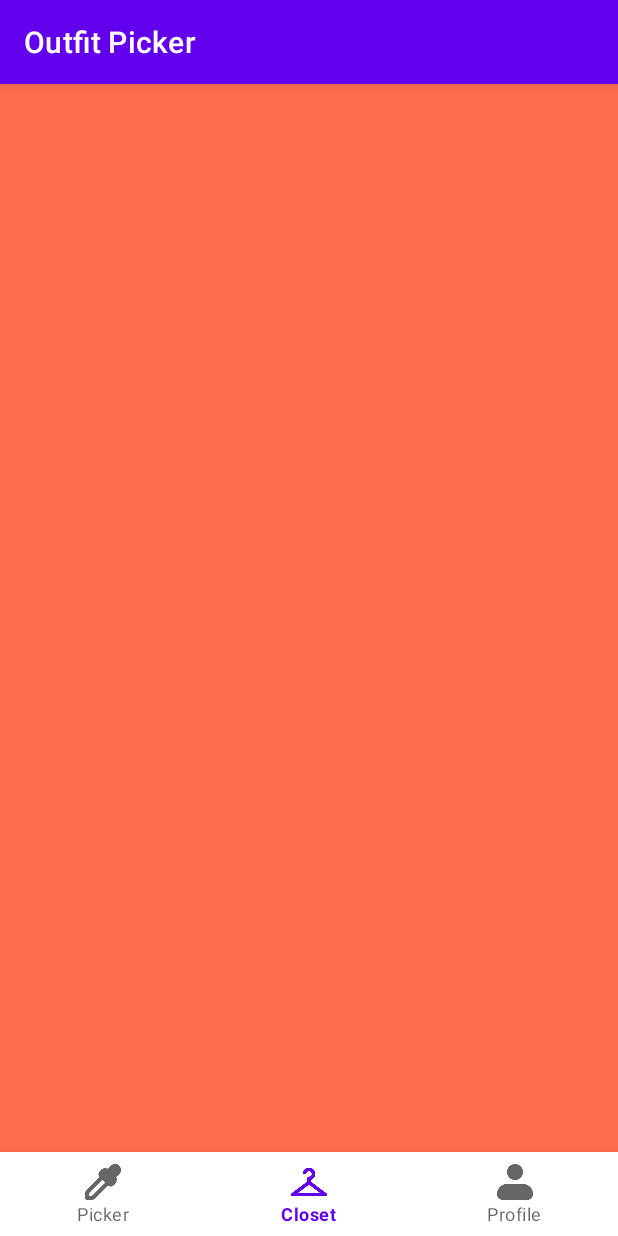
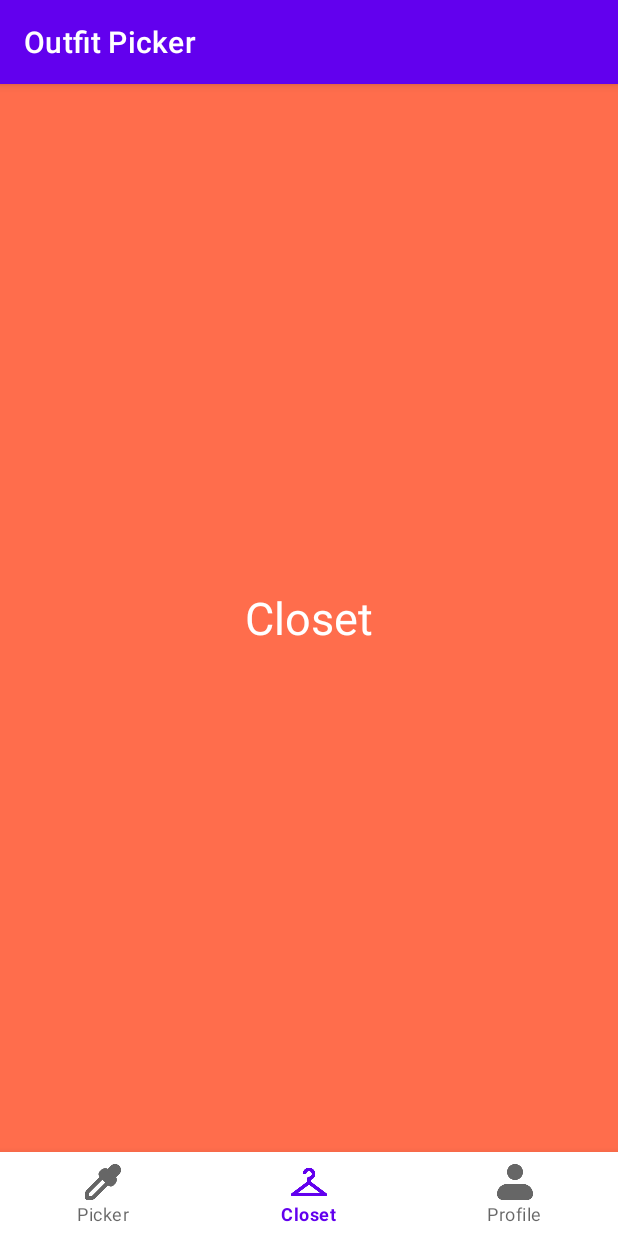
Before and after one commit to bropeter8/OutfitPicker, an Android app: the screen it shows after launch (MainActivity), item 2 of the bottom bar chosen, on a phone screen of 412 x 824 dp. Run offline under Robolectric (Android 15) with nearby library versions, the light colour scheme and no system bars.

Commit message:
initial commit

```diff
--- a/app/src/main/java/si/uni_lj/fe/tnuv/outfitpicker2/MainActivity.java
+++ b/app/src/main/java/si/uni_lj/fe/tnuv/outfitpicker2/MainActivity.java
@@ -21,24 +21,13 @@ public class MainActivity extends AppCompatActivity {
         replaceFragment(new PickerFragment());
 
         binding.bottomNavigationView.setOnItemSelectedListener(item -> {
-
-            switch (item.getItemId()) {
-
-                case R.id.picker:
-                    replaceFragment(new PickerFragment());
-                    break;
-
-                case R.id.closet:
-                    replaceFragment(new ClosetFragment());
-                    break;
-
-                case R.id.profile:
-                    replaceFragment(new ProfileFragment());
-                    break;
-
-
+            if (item.getItemId() == R.id.picker) {
+                replaceFragment(new PickerFragment());
+            } else if (item.getItemId() == R.id.closet) {
+                replaceFragment(new ClosetFragment());
+            } else if (item.getItemId() == R.id.profile) {
+                replaceFragment(new ProfileFragment());
             }
-
             return true;
         });
     }
--- a/app/src/main/res/layout/activity_main.xml
+++ b/app/src/main/res/layout/activity_main.xml
@@ -13,8 +13,8 @@
         android:layout_height="0dp"
         app:layout_constraintBottom_toTopOf="@+id/bottomNavigationView"
         app:layout_constraintEnd_toEndOf="parent"
-        app:layout_constraintHorizontal_bias="1.0"
-        app:layout_constraintStart_toStartOf="parent">
+        app:layout_constraintStart_toStartOf="parent"
+        app:layout_constraintTop_toTopOf="parent">
 
     </FrameLayout>
 
@@ -25,6 +25,6 @@
         app:layout_constraintBottom_toBottomOf="parent"
         app:layout_constraintEnd_toEndOf="parent"
         app:layout_constraintStart_toStartOf="parent"
-        app:menu="@menu/bottom_nav_menu"/>
+        app:menu="@menu/bottom_nav_menu" />
 
 </androidx.constraintlayout.widget.ConstraintLayout>
```
